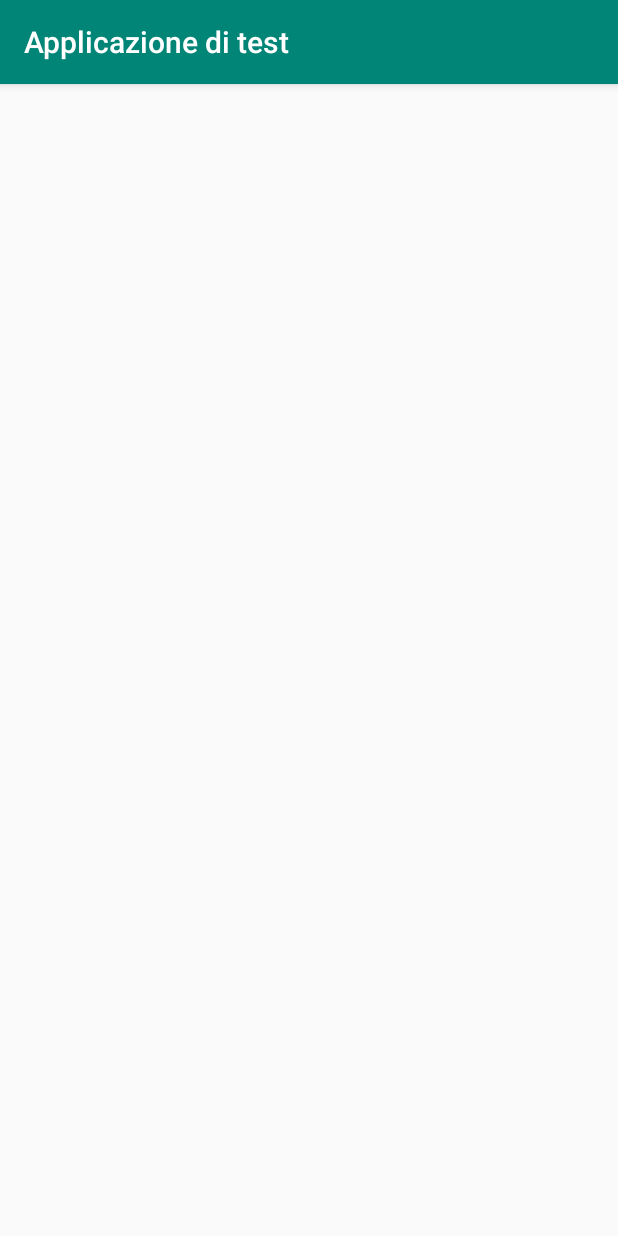
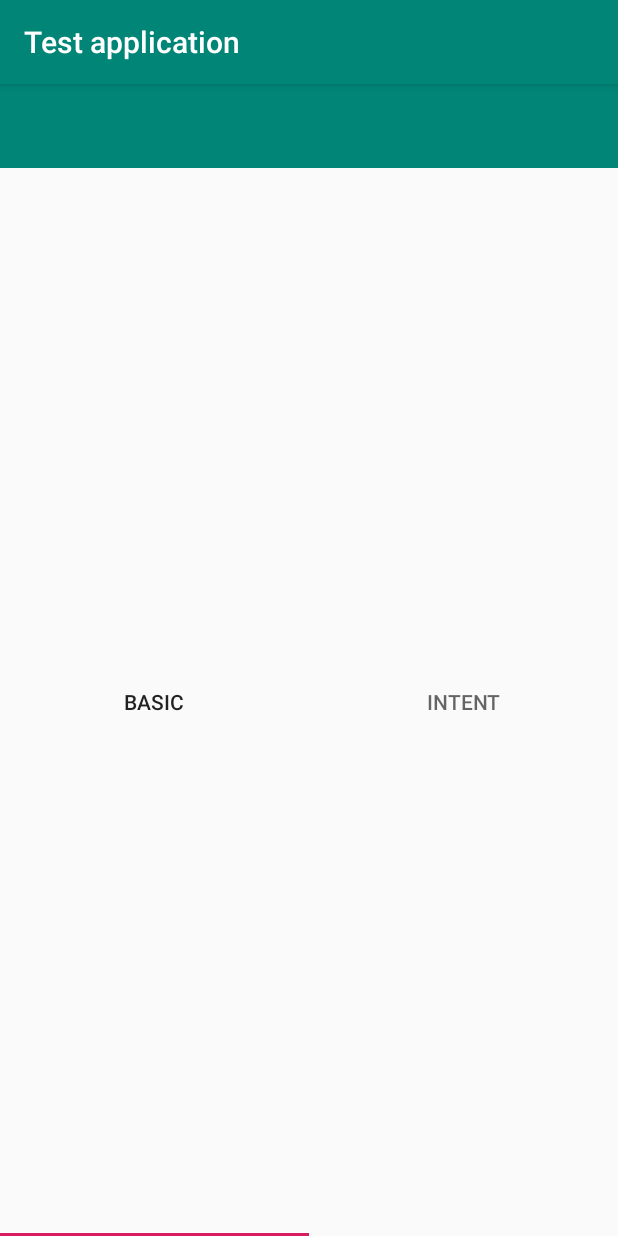
Before and after one commit to ryosaeba82/MultiTestApp, an Android app: the MainActivity screen opened directly, with no data from a screen before it, on a phone screen of 412 x 824 dp. Run offline under Robolectric (Android 15) with nearby library versions, the phone set to English and light mode, and no system bars.

```diff
--- a/app/build.gradle
+++ b/app/build.gradle
@@ -27,7 +27,9 @@ dependencies {
     implementation "org.jetbrains.kotlin:kotlin-stdlib-jdk7:$kotlin_version"
     implementation 'com.android.support:appcompat-v7:28.0.0'
     implementation 'com.android.support.constraint:constraint-layout:1.1.3'
+    implementation 'com.android.support:support-v4:28.0.0'
     testImplementation 'junit:junit:4.12'
     androidTestImplementation 'com.android.support.test:runner:1.0.2'
     androidTestImplementation 'com.android.support.test.espresso:espresso-core:3.0.2'
+    implementation 'com.android.support:design:28.0.0'
 }
--- /dev/null
+++ b/app/src/main/java/com/starware/mpicciau/multitestapp/BasicMenuFragment.java
@@ -0,0 +1,29 @@
+package com.starware.mpicciau.multitestapp;
+
+
+import android.os.Bundle;
+import android.support.v4.app.Fragment;
+import android.view.LayoutInflater;
+import android.view.View;
+import android.view.ViewGroup;
+
+
+/**
+ * A simple {@link Fragment} subclass.
+ */
+public class BasicMenuFragment extends Fragment {
+
+
+    public BasicMenuFragment() {
+        // Required empty public constructor
+    }
+
+
+    @Override
+    public View onCreateView(LayoutInflater inflater, ViewGroup container,
+                             Bundle savedInstanceState) {
+        // Inflate the layout for this fragment
+        return inflater.inflate(R.layout.fragment_basic_menu, container, false);
+    }
+
+}
--- /dev/null
+++ b/app/src/main/java/com/starware/mpicciau/multitestapp/IntentMenuFragment.java
@@ -0,0 +1,29 @@
+package com.starware.mpicciau.multitestapp;
+
+
+import android.os.Bundle;
+import android.support.v4.app.Fragment;
+import android.view.LayoutInflater;
+import android.view.View;
+import android.view.ViewGroup;
+
+
+/**
+ * A simple {@link Fragment} subclass.
+ */
+public class IntentMenuFragment extends Fragment {
+
+
+    public IntentMenuFragment() {
+        // Required empty public constructor
+    }
+
+
+    @Override
+    public View onCreateView(LayoutInflater inflater, ViewGroup container,
+                             Bundle savedInstanceState) {
+        // Inflate the layout for this fragment
+        return inflater.inflate(R.layout.fragment_intent_menu, container, false);
+    }
+
+}
--- a/app/src/main/java/com/starware/mpicciau/multitestapp/MainActivity.java
+++ b/app/src/main/java/com/starware/mpicciau/multitestapp/MainActivity.java
@@ -1,13 +1,28 @@
 package com.starware.mpicciau.multitestapp;
 
+import android.support.design.widget.TabLayout;
+import android.support.v4.view.ViewPager;
 import android.support.v7.app.AppCompatActivity;
 import android.os.Bundle;
 
 public class MainActivity extends AppCompatActivity {
 
+    private TabAdapter adapter;
+    private TabLayout tabLayout;
+    private ViewPager viewPager;
+
     @Override
     protected void onCreate(Bundle savedInstanceState) {
         super.onCreate(savedInstanceState);
         setContentView(R.layout.activity_main);
+        viewPager = (ViewPager) findViewById(R.id.viewPager);
+        tabLayout = (TabLayout) findViewById(R.id.tabLayout);
+
+        adapter = new TabAdapter(getSupportFragmentManager());
+        adapter.addFragment(new BasicMenuFragment(), "Basic");
+        adapter.addFragment(new IntentMenuFragment(), "Intent");
+
+        viewPager.setAdapter(adapter);
+        tabLayout.setupWithViewPager(viewPager);
     }
 }
--- /dev/null
+++ b/app/src/main/java/com/starware/mpicciau/multitestapp/TabAdapter.java
@@ -0,0 +1,40 @@
+package com.starware.mpicciau.multitestapp;
+
+import android.support.annotation.Nullable;
+import android.support.v4.app.Fragment;
+import android.support.v4.app.FragmentManager;
+import android.support.v4.app.FragmentStatePagerAdapter;
+
+import java.util.ArrayList;
+import java.util.List;
+
+public class TabAdapter extends FragmentStatePagerAdapter {
+    private final List<Fragment> mFragmentList = new ArrayList<>();
+    private final List<String> mFragmentTitleList = new ArrayList<>();
+
+    TabAdapter(FragmentManager fm){
+        super(fm);
+    }
+
+    @Override
+    public Fragment getItem(int position){
+        return mFragmentList.get(position);
+    }
+
+    public void addFragment(Fragment fragment, String title){
+        mFragmentList.add(fragment);
+        mFragmentTitleList.add(title);
+    }
+
+    @Nullable
+    @Override
+    public CharSequence getPageTitle(int position){
+        return mFragmentTitleList.get(position);
+    }
+
+    @Override
+    public int getCount(){
+        return mFragmentList.size();
+    }
+
+}
--- a/app/src/main/res/layout/activity_main.xml
+++ b/app/src/main/res/layout/activity_main.xml
@@ -1,10 +1,20 @@
 <?xml version="1.0" encoding="utf-8"?>
-<android.support.constraint.ConstraintLayout
-        xmlns:android="http://schemas.android.com/apk/res/android"
-        xmlns:tools="http://schemas.android.com/tools"
-        xmlns:app="http://schemas.android.com/apk/res-auto"
-        android:layout_width="match_parent"
-        android:layout_height="match_parent"
-        tools:context=".MainActivity">
+<LinearLayout xmlns:android="http://schemas.android.com/apk/res/android"
+              xmlns:app="http://schemas.android.com/apk/res-auto"
+              android:layout_width="match_parent"
+              android:layout_height="match_parent"
+              android:orientation="vertical">
 
-</android.support.constraint.ConstraintLayout>
+    <include layout="@layout/app_bar" />
+
+    <android.support.design.widget.TabLayout
+            android:id="@+id/tabLayout"
+            android:layout_width="match_parent"
+            android:layout_height="match_parent">
+
+    </android.support.design.widget.TabLayout>
+    <android.support.v4.view.ViewPager
+            android:id="@+id/viewPager"
+            android:layout_width="match_parent"
+            android:layout_height="match_parent"/>
+</LinearLayout>
--- /dev/null
+++ b/app/src/main/res/layout/app_bar.xml
@@ -0,0 +1,10 @@
+<?xml version="1.0" encoding="utf-8"?>
+<android.support.v7.widget.Toolbar
+        xmlns:android="http://schemas.android.com/apk/res/android"
+        xmlns:app="http://schemas.android.com/apk/res-auto"
+        android:id="@+id/toolbar"
+        android:layout_width="match_parent"
+        android:layout_height="wrap_content"
+        android:background="?attr/colorPrimary"
+        android:theme="?attr/actionBarTheme"
+        android:minHeight="?attr/actionBarSize" />
--- /dev/null
+++ b/app/src/main/res/layout/fragment_basic_menu.xml
@@ -0,0 +1,14 @@
+<?xml version="1.0" encoding="utf-8"?>
+<FrameLayout xmlns:android="http://schemas.android.com/apk/res/android"
+             xmlns:tools="http://schemas.android.com/tools"
+             android:layout_width="match_parent"
+             android:layout_height="match_parent"
+             tools:context=".BasicMenuFragment">
+
+    <!-- TODO: Update blank fragment layout -->
+
+    <Button
+            android:text="@string/button_exit_txt"
+            android:layout_width="wrap_content"
+            android:layout_height="wrap_content" android:id="@+id/button_exit"/>
+</FrameLayout>
--- /dev/null
+++ b/app/src/main/res/layout/fragment_intent_menu.xml
@@ -0,0 +1,10 @@
+<?xml version="1.0" encoding="utf-8"?>
+<FrameLayout xmlns:android="http://schemas.android.com/apk/res/android"
+             xmlns:tools="http://schemas.android.com/tools"
+             android:layout_width="match_parent"
+             android:layout_height="match_parent"
+             tools:context=".IntentMenuFragment">
+
+    <!-- TODO: Update blank fragment layout -->
+
+</FrameLayout>
--- a/app/src/main/res/values/strings.xml
+++ b/app/src/main/res/values/strings.xml
@@ -1,5 +1,7 @@
 <resources>
-    <string name="app_name">Applicazione di test</string>
-    <string name="splash_screen">SPLASH SCREEN</string>
-    <string name="pref_SplashScreen">SplashScreen</string>
+    <string name="app_name">Test application</string>
+    <string name="splash_screen" translatable="false">SPLASH SCREEN</string>
+    <string name="button_exit_txt">Exit</string>
+
+
 </resources>
```
Also changed, not shown: 1 other file.
